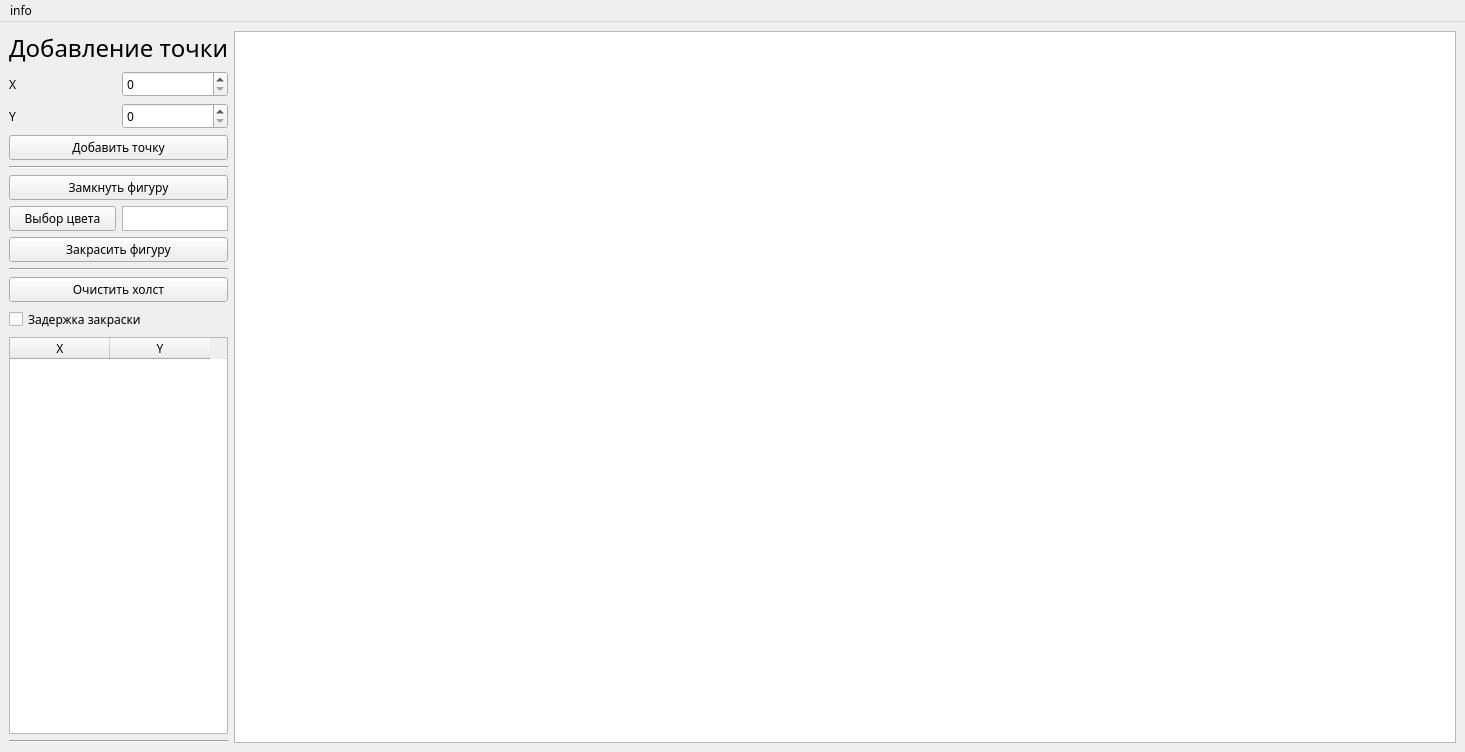
First picture: the form in lab_05/src/mainwindow.ui, repository Pangolierchick/IU7-Computer-Graphics, before the edit.
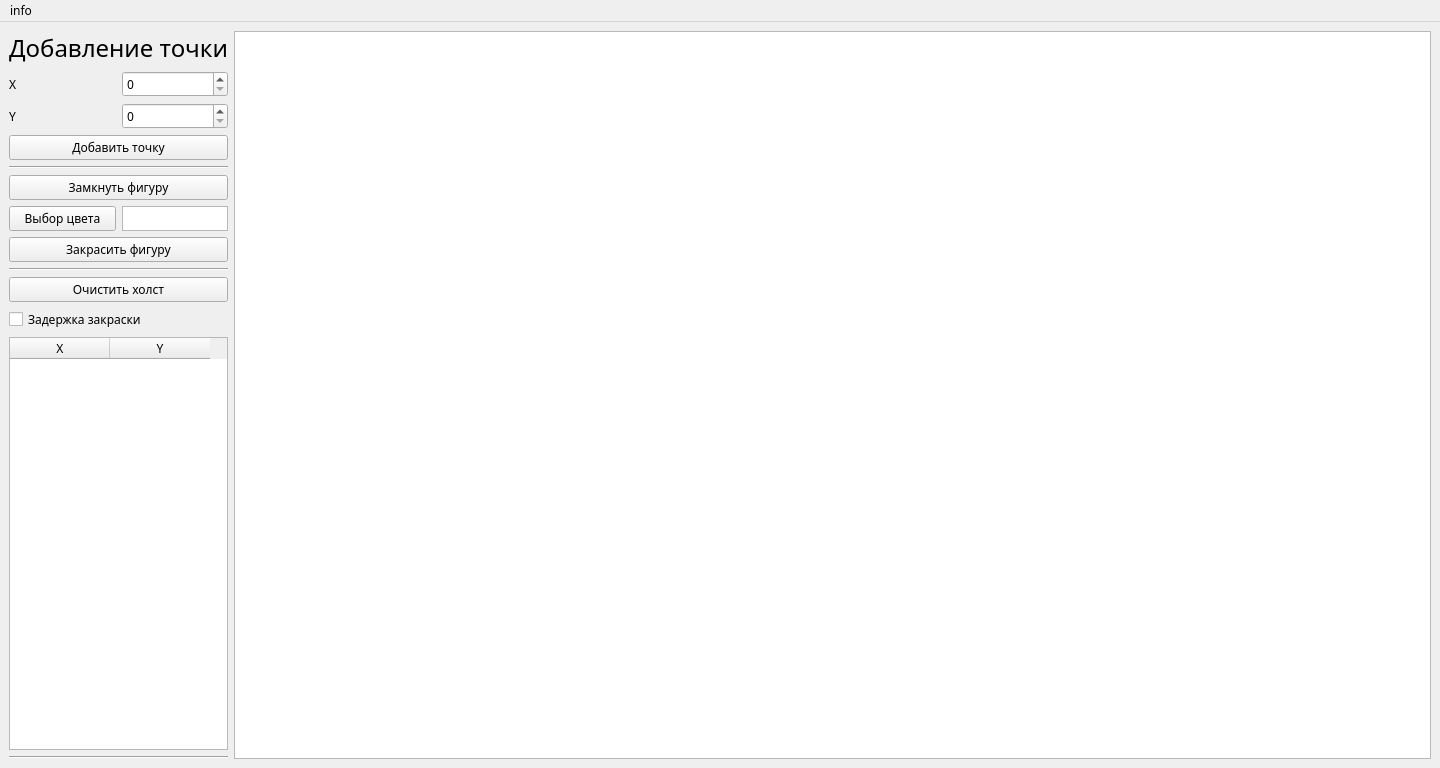
Second picture: the form after the edit.

Commit message: done all except filling

Patch:
```diff
--- a/lab_05/src/mainwindow.ui
+++ b/lab_05/src/mainwindow.ui
@@ -6,8 +6,8 @@
    <rect>
     <x>0</x>
     <y>0</y>
-    <width>1465</width>
-    <height>752</height>
+    <width>1440</width>
+    <height>768</height>
    </rect>
   </property>
   <property name="font">
@@ -187,7 +187,7 @@
     <rect>
      <x>0</x>
      <y>0</y>
-     <width>1465</width>
+     <width>1440</width>
      <height>22</height>
     </rect>
    </property>
```
Left out of the diff: 29 changed lines with no effect on the pictures. The commit also changes 1 other file.
